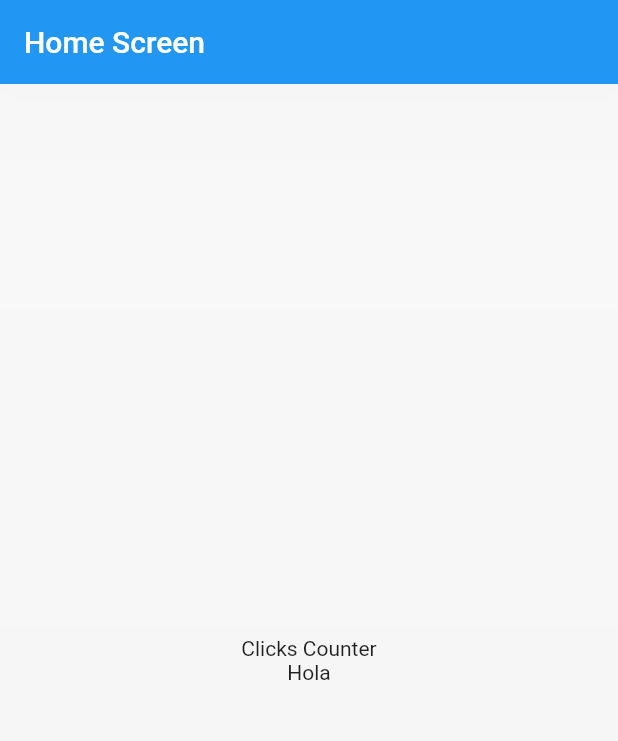
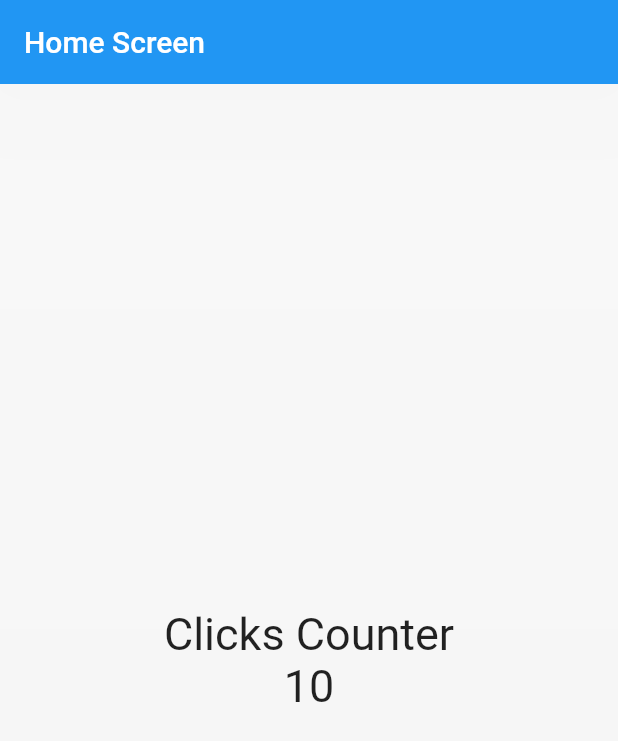
Before and after one commit to Thebobs2598/counter_app, a Flutter app: the screen it shows after launch, on a phone screen of 412 x 824 dp. Shown: the top 741 px of the screen. Run offline on Flutter 3.47's test engine with Material 2 defaults, Android fonts, the phone set to English and light mode, and no system bars.

Commit message:
Estilos en texto

```diff
--- a/lib/screens/home_screen.dart
+++ b/lib/screens/home_screen.dart
@@ -6,6 +6,7 @@ class HomeScreen extends StatelessWidget {
   @override
   //Build context sabe que es lo que trae, es decir si lo llamamos desde el main sabremos desde donde venimos
   Widget build(BuildContext context) {
+    const fontSize30 = TextStyle(fontSize: 30);
     return Scaffold(
       appBar: AppBar(
         title: const Text("Home Screen"),
@@ -14,8 +15,16 @@ class HomeScreen extends StatelessWidget {
       body: Center(
         child: Column(
           mainAxisAlignment: MainAxisAlignment.center,
-          children: const [Text("Clicks Counter"),
-           Text("Hola")],
+          children: const [
+            Text(
+              'Clicks Counter',
+              style: fontSize30,
+            ),
+            Text(
+              '10',
+              style: fontSize30,
+            )
+          ],
         ),
       ),
     );
```
